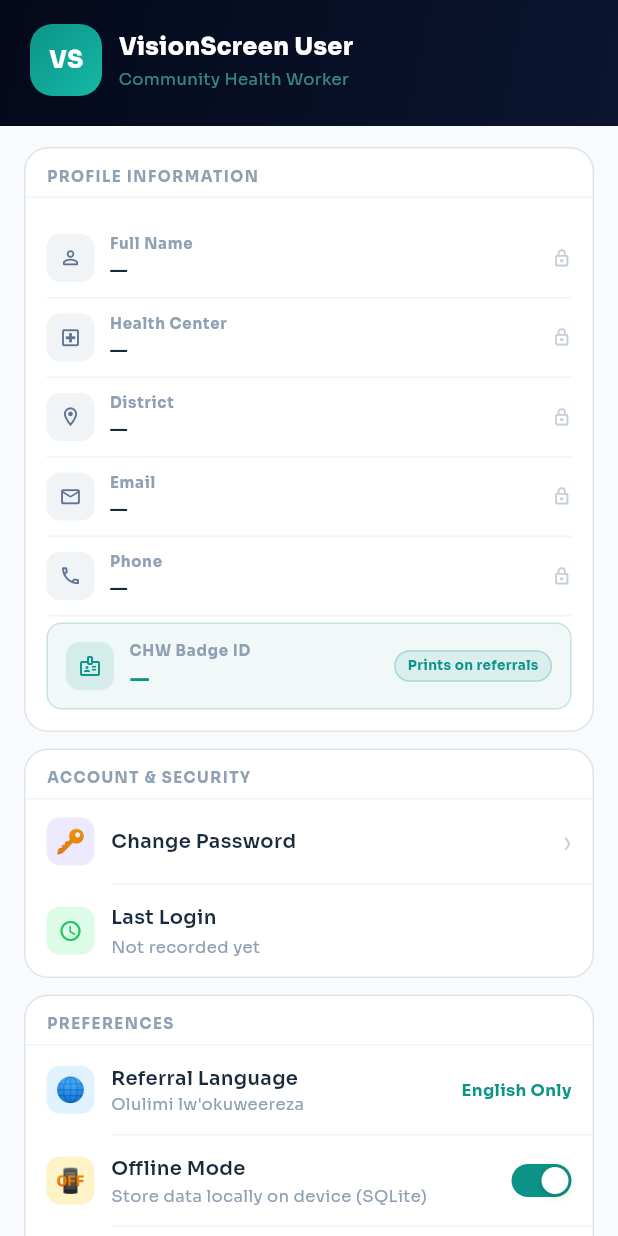
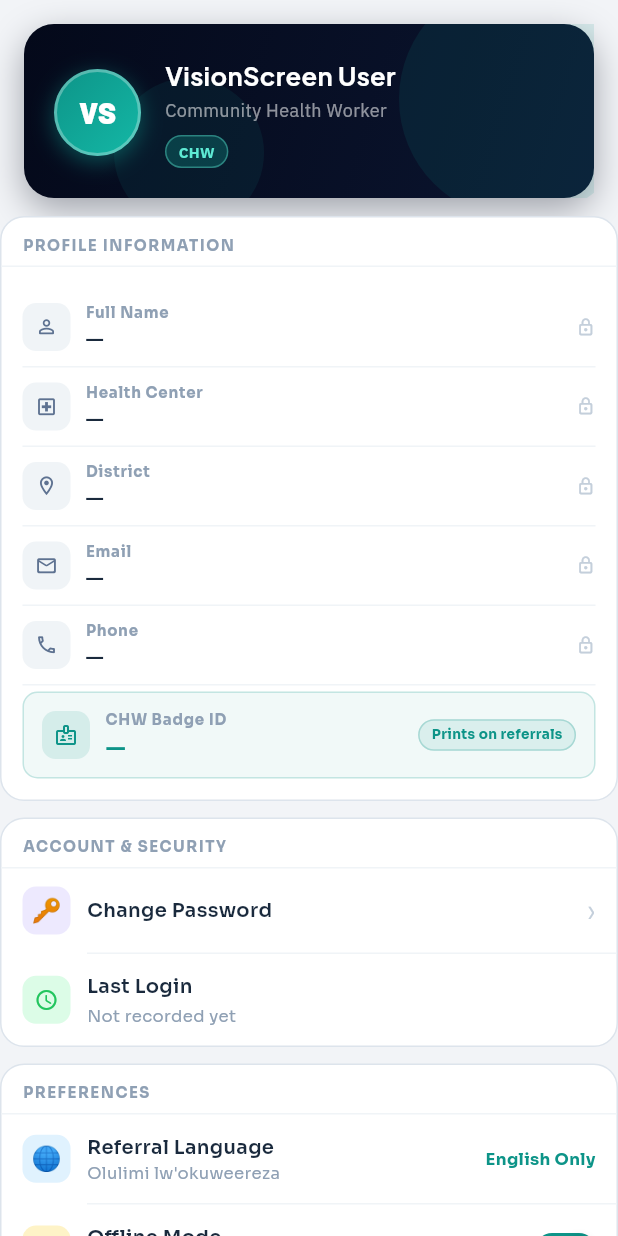
Before and after one commit to mugisharayan/VisionScreen-Mobile-Application, a Flutter app: the SettingsScreen screen opened directly, on a phone screen of 412 x 824 dp. Run offline on Flutter 3.47's test engine with Material 3 defaults, Android fonts, the phone set to English and light mode, and no system bars; our stand-ins replace camera, connectivity_plus, csv, geocoding, geolocator, google_fonts and 7 more; missing offline and left inert: screen_brightness; accounts and stored records are empty.

Commit message:
refactor: update settings screen layout and enhance header design

```diff
--- a/lib/screens/settings_screen.dart
+++ b/lib/screens/settings_screen.dart
@@ -143,13 +143,15 @@
   @override
   Widget build(BuildContext context) {
     return Scaffold(
-      backgroundColor: _C.g50,
-      body: Column(
+      backgroundColor: const Color(0xFFF2F4F7),
+      body: SafeArea(
+        bottom: false,
+        child: Column(
         children: [
           _buildHeader(),
           Expanded(
             child: SingleChildScrollView(
-              padding: const EdgeInsets.fromLTRB(16, 14, 16, 20),
+              padding: const EdgeInsets.fromLTRB(0, 12, 0, 24),
               child: Column(
                 children: [
                   _buildSection(
@@ -295,73 +297,173 @@
           ),
         ],
       ),
+      ),
       bottomNavigationBar: null,
     );
   }
 
-  // ── HEADER ───────────────────────────────────────────────
+  // ── HEADER — Profile Card ──────────────────────────────
   Widget _buildHeader() {
+    final initials = _chwName.trim().isNotEmpty
+        ? _chwName.trim().split(' ').map((w) => w.isEmpty ? '' : w[0]).take(2).join().toUpperCase()
+        : 'VS';
+    final roleLabel = _lastLoginRole == 'Administrator' ? 'Admin' : 'CHW';
+
     return Container(
-      decoration: const BoxDecoration(
-        gradient: LinearGradient(
+      margin: const EdgeInsets.fromLTRB(16, 16, 16, 0),
+      decoration: BoxDecoration(
+        gradient: const LinearGradient(
           begin: Alignment.topLeft,
           end: Alignment.bottomRight,
           colors: [_C.ink, _C.ink2],
         ),
-      ),
-      child: SafeArea(
-        bottom: false,
-        child: Padding(
-          padding: const EdgeInsets.fromLTRB(20, 16, 20, 20),
+        borderRadius: BorderRadius.circular(20),
+        boxShadow: [
+          BoxShadow(
+            color: _C.ink.withOpacity(0.35),
+            blurRadius: 20,
+            offset: const Offset(0, 8),
+          ),
+        ],
+      ),
+      child: Stack(
+        clipBehavior: Clip.hardEdge,
+        children: [
+          // Decorative blob top-right
+          Positioned(
+            top: -30, right: -30,
+            child: Container(
+              width: 160, height: 160,
+              decoration: BoxDecoration(
+                shape: BoxShape.circle,
+                color: _C.teal.withOpacity(0.12),
+              ),
+            ),
+          ),
+          Positioned(
+            bottom: -20, left: 60,
+            child: Container(
+              width: 100, height: 100,
+              decoration: BoxDecoration(
+                shape: BoxShape.circle,
+                color: _C.teal2.withOpacity(0.08),
+              ),
+            ),
+          ),
+          // Content
+          Padding(
+            padding: const EdgeInsets.fromLTRB(20, 22, 20, 20),
             child: Row(
               children: [
                 // Avatar
                 Container(
-                width: 48, height: 48,
-                decoration: BoxDecoration(
-                  borderRadius: BorderRadius.circular(15),
+                  width: 58, height: 58,
+                  decoration: BoxDecoration(
+                    shape: BoxShape.circle,
                     gradient: const LinearGradient(
+                      colors: [_C.teal, _C.teal2],
                       begin: Alignment.topLeft,
                       end: Alignment.bottomRight,
-                    colors: [_C.teal, _C.teal2],
-                  ),
+                    ),
+                    border: Border.all(
+                      color: Colors.white.withOpacity(0.3),
+                      width: 2,
+                    ),
+                    boxShadow: [
+                      BoxShadow(
+                        color: _C.teal.withOpacity(0.5),
+                        blurRadius: 12,
+                        offset: const Offset(0, 4),
+                      ),
+                    ],
                   ),
                   child: Center(
                     child: Text(
-                    _chwName.trim().isNotEmpty
-                        ? _chwName.trim().split(' ').map((w) => w[0]).take(2).join().toUpperCase()
-                        : 'VS',
-                    style: GoogleFonts.sora(
-                        fontSize: 16,
-                        fontWeight: FontWeight.w800,
-                        color: Colors.white)),
-                ),
-              ),
-              const SizedBox(width: 11),
+                      initials,
+                      style: GoogleFonts.barlow(
+                        fontSize: 20,
+                        fontWeight: FontWeight.w900,
+                        color: Colors.white,
+                      ),
+                    ),
+                  ),
+                ),
+                const SizedBox(width: 16),
+                // Info
                 Expanded(
                   child: Column(
                     crossAxisAlignment: CrossAxisAlignment.start,
                     children: [
                       Text(
                         _chwName.isNotEmpty ? _chwName : 'VisionScreen User',
-                      style: GoogleFonts.sora(
-                          fontSize: 16,
-                          fontWeight: FontWeight.w800,
-                          color: Colors.white)),
-                    const SizedBox(height: 2),
+                        style: GoogleFonts.plusJakartaSans(
+                          fontSize: 17,
+                          fontWeight: FontWeight.w700,
+                          color: Colors.white,
+                        ),
+                      ),
+                      const SizedBox(height: 3),
                       Text(
-                      _chwCenter.isNotEmpty ? '$_chwCenter · $_chwDistrict' : 'Community Health Worker',
-                      style: GoogleFonts.sora(
-                          fontSize: 11,
-                          color: _C.teal3.withOpacity(0.55)),
+                        _chwCenter.isNotEmpty
+                            ? '$_chwCenter · $_chwDistrict'
+                            : 'Community Health Worker',
                         overflow: TextOverflow.ellipsis,
-                    ),
-                  ],
-                ),
-              ),
-            ],
-          ),
-        ),
+                        style: GoogleFonts.ibmPlexSans(
+                          fontSize: 12,
+                          color: Colors.white.withOpacity(0.55),
+                        ),
+                      ),
+                      const SizedBox(height: 8),
+                      Row(
+                        children: [
+                          // Role chip
+                          Container(
+                            padding: const EdgeInsets.symmetric(
+                                horizontal: 8, vertical: 3),
+                            decoration: BoxDecoration(
+                              color: _C.teal.withOpacity(0.3),
+                              borderRadius: BorderRadius.circular(99),
+                              border: Border.all(
+                                  color: _C.teal3.withOpacity(0.4)),
+                            ),
+                            child: Text(
+                              roleLabel,
+                              style: GoogleFonts.ibmPlexSans(
+                                fontSize: 10,
+                                fontWeight: FontWeight.w700,
+                                color: _C.teal3,
+                              ),
+                            ),
+                          ),
+                          if (_chwId.isNotEmpty) ...[
+                            const SizedBox(width: 6),
+                            Container(
+                              padding: const EdgeInsets.symmetric(
+                                  horizontal: 8, vertical: 3),
+                              decoration: BoxDecoration(
+                                color: Colors.white.withOpacity(0.08),
+                                borderRadius: BorderRadius.circular(99),
+                              ),
+                              child: Text(
+                                _chwId,
+                                style: GoogleFonts.ibmPlexSans(
+                                  fontSize: 10,
+                                  fontWeight: FontWeight.w600,
+                                  color: Colors.white.withOpacity(0.6),
+                                  letterSpacing: 0.5,
+                                ),
+                              ),
+                            ),
+                          ],
+                        ],
+                      ),
+                    ],
+                  ),
+                ),
+              ],
+            ),
+          ),
+        ],
       ),
     );
   }
```
Lines whose indentation alone changed are shown as unchanged.
